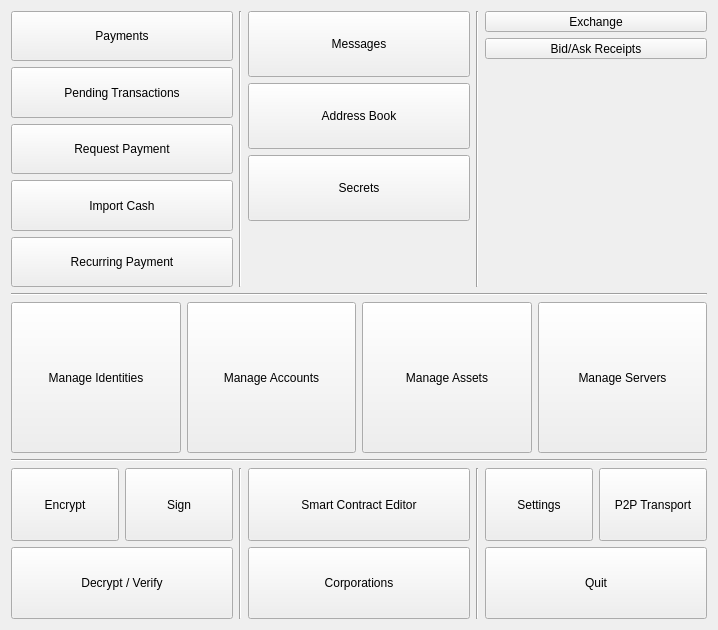
Above: src/gui/ui/dlgmenu.ui from Open-Transactions/Moneychanger before the change. Below: the same form after it.
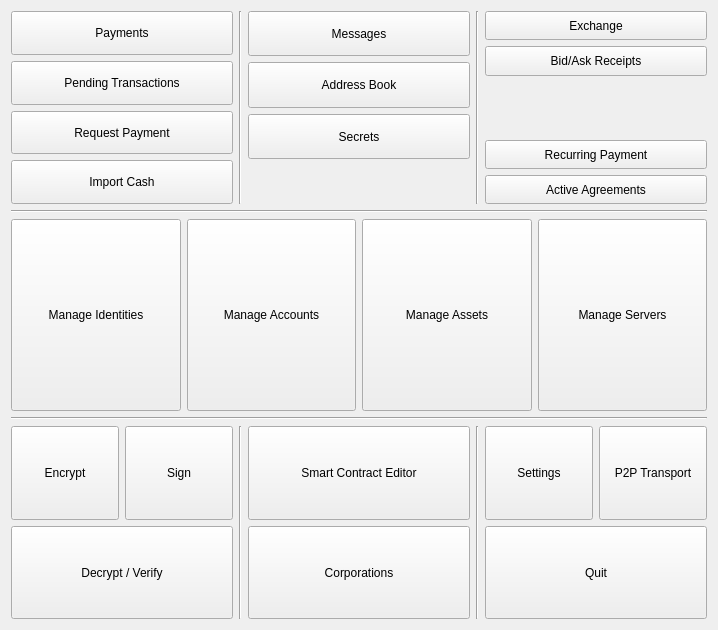
That is the form after the change. Icons and pictures are not drawn.

What changed in the file:
```diff
--- a/src/gui/ui/dlgmenu.ui
+++ b/src/gui/ui/dlgmenu.ui
@@ -13,7 +13,7 @@
   <property name="windowTitle">
    <string>Main Navigation</string>
   </property>
-  <layout class="QVBoxLayout" name="verticalLayout_2">
+  <layout class="QVBoxLayout" name="verticalLayout_5">
    <item>
     <layout class="QHBoxLayout" name="horizontalLayout_3">
      <item>
@@ -122,32 +122,6 @@
          </property>
         </widget>
        </item>
-       <item>
-        <widget class="QToolButton" name="toolButton_recurringPayment">
-         <property name="sizePolicy">
-          <sizepolicy hsizetype="Expanding" vsizetype="Expanding">
-           <horstretch>0</horstretch>
-           <verstretch>0</verstretch>
-          </sizepolicy>
-         </property>
-         <property name="text">
-          <string>Recurring Payment</string>
-         </property>
-         <property name="icon">
-          <iconset resource="../resource.qrc">
-           <normaloff>:/icons/icons/refresh.png</normaloff>:/icons/icons/refresh.png</iconset>
-         </property>
-         <property name="iconSize">
-          <size>
-           <width>64</width>
-           <height>64</height>
-          </size>
-         </property>
-         <property name="toolButtonStyle">
-          <enum>Qt::ToolButtonTextBesideIcon</enum>
-         </property>
-        </widget>
-       </item>
       </layout>
      </item>
      <item>
@@ -263,7 +237,7 @@
       </widget>
      </item>
      <item>
-      <layout class="QVBoxLayout" name="verticalLayout_5">
+      <layout class="QVBoxLayout" name="verticalLayout_2">
        <item>
         <widget class="QToolButton" name="toolButton_markets">
          <property name="sizePolicy">
@@ -324,11 +298,63 @@
          <property name="sizeHint" stdset="0">
           <size>
            <width>20</width>
-           <height>228</height>
+           <height>58</height>
           </size>
          </property>
         </spacer>
        </item>
+       <item>
+        <widget class="QToolButton" name="toolButton_recurringPayment">
+         <property name="sizePolicy">
+          <sizepolicy hsizetype="Expanding" vsizetype="Expanding">
+           <horstretch>0</horstretch>
+           <verstretch>0</verstretch>
+          </sizepolicy>
+         </property>
+         <property name="text">
+          <string>Recurring Payment</string>
+         </property>
+         <property name="icon">
+          <iconset resource="../resource.qrc">
+           <normaloff>:/icons/icons/refresh.png</normaloff>:/icons/icons/refresh.png</iconset>
+         </property>
+         <property name="iconSize">
+          <size>
+           <width>64</width>
+           <height>64</height>
+          </size>
+         </property>
+         <property name="toolButtonStyle">
+          <enum>Qt::ToolButtonTextBesideIcon</enum>
+         </property>
+        </widget>
+       </item>
+       <item>
+        <widget class="QToolButton" name="toolButton_liveAgreements">
+         <property name="sizePolicy">
+          <sizepolicy hsizetype="Expanding" vsizetype="Expanding">
+           <horstretch>0</horstretch>
+           <verstretch>0</verstretch>
+          </sizepolicy>
+         </property>
+         <property name="text">
+          <string>Active Agreements</string>
+         </property>
+         <property name="icon">
+          <iconset resource="../resource.qrc">
+           <normaloff>:/icons/agreements</normaloff>:/icons/agreements</iconset>
+         </property>
+         <property name="iconSize">
+          <size>
+           <width>64</width>
+           <height>64</height>
+          </size>
+         </property>
+         <property name="toolButtonStyle">
+          <enum>Qt::ToolButtonTextBesideIcon</enum>
+         </property>
+        </widget>
+       </item>
       </layout>
      </item>
     </layout>
```
Left out of the diff: 4 changed lines with no effect on the pictures.
